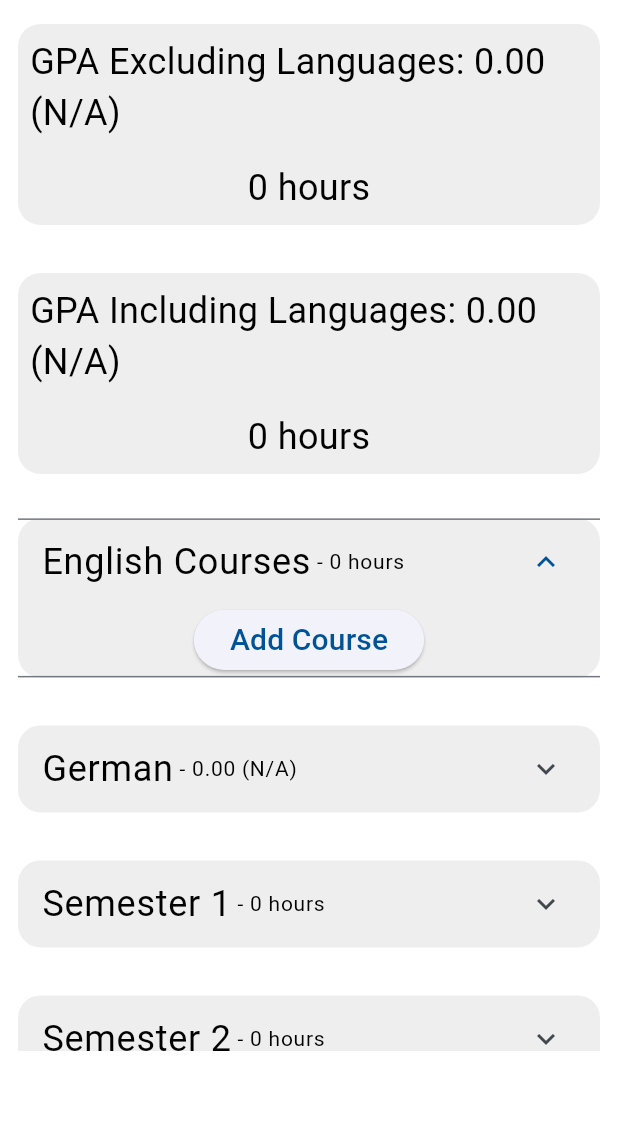
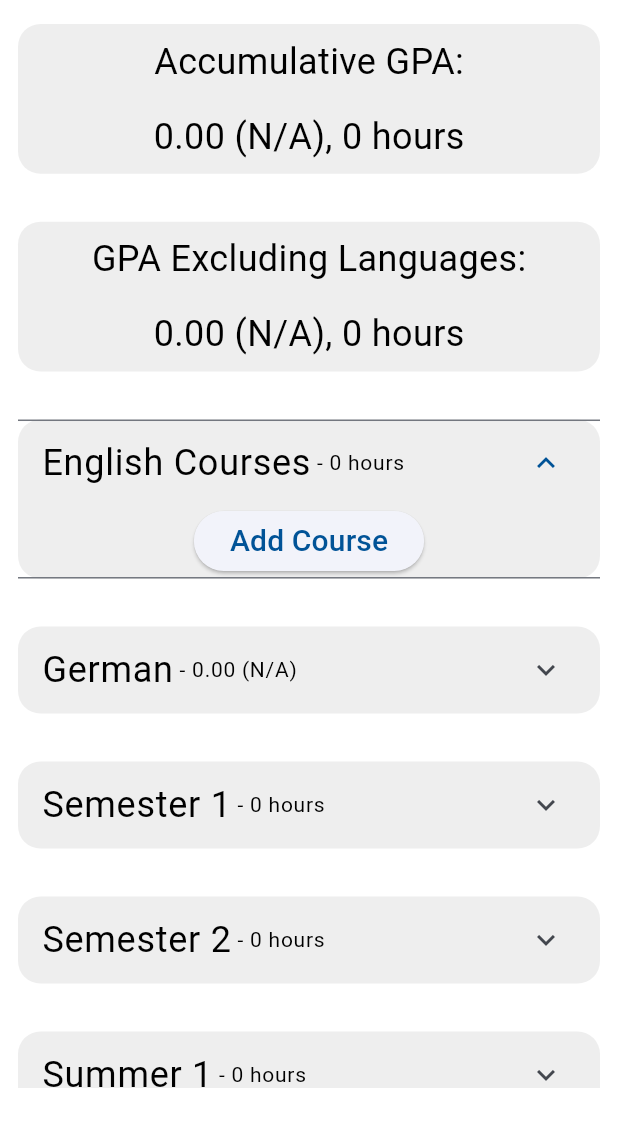
Before and after one commit to ziadsadek999/guc_gpa_calculator, a Flutter app: the screen it shows after launch, after a tap on "English Courses", on a phone screen of 412 x 824 dp, the part 84-1231 px from its top. Run offline on Flutter 3.47's test engine with Material 3 defaults, Android fonts, the phone set to English and light mode, and no system bars; our stand-ins replace drift, sqlite3_flutter_libs; missing offline and left inert: sqlite3; accounts and stored records are empty; generated files the repository leaves out were written again.

Commit message:
Further styling

```diff
--- a/lib/components/accumulative_gpa.dart
+++ b/lib/components/accumulative_gpa.dart
@@ -13,49 +13,24 @@ class AccumulativeGpaState extends State<AccumulativeGpa> {
   @override
   Widget build(BuildContext context) {
     return SizedBox(
-      height: MediaQuery.of(context).size.height * 0.4,
+      height: MediaQuery.of(context).size.height * 0.32,
       child: Column(
         children: [
-          StreamBuilder(
-              stream: Utils.getNormalGrade(),
-              builder: (BuildContext context, AsyncSnapshot<Grade> snapshot) {
-                if (snapshot.hasData) {
-                  return Container(
-                    margin: const EdgeInsets.fromLTRB(12, 16, 12, 16),
-                    decoration: BoxDecoration(
-                      borderRadius: BorderRadius.circular(15),
-                      color: Colors.grey[200],
-                    ),
-                    child: Column(
-                      children: [
-                        Padding(
-                          padding: const EdgeInsets.all(8.0),
-                          child: Text(
-                              "GPA Excluding Languages: ${(snapshot.data!.grade).toStringAsFixed(2)} (${Utils.getGrade(snapshot.data!.grade)})",
-                              style: TextStyle(
-                                  fontSize:
-                                      MediaQuery.textScaleFactorOf(context) *
-                                          24)),
-                        ),
-                        Padding(
-                          padding: const EdgeInsets.all(8.0),
-                          child: Text("${(snapshot.data!.hours)} hours",
-                              style: TextStyle(
-                                  fontSize:
-                                      MediaQuery.textScaleFactorOf(context) *
-                                          24)),
-                        ),
+          _buildAccGPACard("Accumulative GPA", Utils.getAllGrades()),
+          _buildAccGPACard("GPA Excluding Languages", Utils.getNormalGrade()),
         ],
       ),
     );
-                } else {
-                  return const Center(child: CircularProgressIndicator());
   }
-              }),
-          StreamBuilder(
-              stream: Utils.getAllGrades(),
-              builder:
-                  (BuildContext context, AsyncSnapshot<List<Grade>> snapshot) {
+
+  Widget _buildAccGPACard(String msg, Stream<List<Grade>> stream) {
+    double fontSize = const TextScaler.linear(1).scale(24);
+    return SizedBox(
+      width: MediaQuery.of(context).size.width,
+      height: MediaQuery.of(context).size.height * 0.16,
+      child: StreamBuilder(
+          stream: stream,
+          builder: (BuildContext context, AsyncSnapshot<List<Grade>> snapshot) {
             if (snapshot.hasData && snapshot.data!.isNotEmpty) {
               Grade total = Utils.aggregateGrades(snapshot.data!);
               return Container(
@@ -67,21 +42,15 @@ class AccumulativeGpaState extends State<AccumulativeGpa> {
                 child: Column(
                   children: [
                     Padding(
-                          padding: const EdgeInsets.all(8.0),
-                          child: Text(
-                              "GPA Including Languages: ${(total.grade).toStringAsFixed(2)} (${Utils.getGrade(total.grade)})",
-                              style: TextStyle(
-                                  fontSize:
-                                      MediaQuery.textScaleFactorOf(context) *
-                                          24)),
+                      padding: const EdgeInsets.all(8),
+                      child:
+                          Text("$msg:", style: TextStyle(fontSize: fontSize)),
                     ),
                     Padding(
-                          padding: const EdgeInsets.all(8.0),
-                          child: Text("${(total.hours)} hours",
-                              style: TextStyle(
-                                  fontSize:
-                                      MediaQuery.textScaleFactorOf(context) *
-                                          24)),
+                      padding: const EdgeInsets.all(8),
+                      child: Text(
+                          "${(total.grade).toStringAsFixed(2)} (${Utils.getGrade(total.grade)}), ${(total.hours)} hours",
+                          style: TextStyle(fontSize: fontSize)),
                     ),
                   ],
                 ),
@@ -89,9 +58,7 @@ class AccumulativeGpaState extends State<AccumulativeGpa> {
             } else {
               return const Center(child: CircularProgressIndicator());
             }
-              })
-        ],
-      ),
+          }),
     );
   }
 }
--- a/lib/database.dart
+++ b/lib/database.dart
@@ -96,9 +96,8 @@ class AppDatabase extends _$AppDatabase {
     });
   }
 
-  Stream<Grade> getNormalGrade() {
-    return (select(grades)..where((g) => g.name.equals("normal")))
-        .watchSingle();
+  Stream<List<Grade>> getNormalGrade() {
+    return (select(grades)..where((g) => g.name.equals("normal"))).watch();
   }
 
   Stream<Grade> getEnglishGrade() {
--- a/lib/home.dart
+++ b/lib/home.dart
@@ -26,7 +26,7 @@ class _MyHomePageState extends State<Home> {
           children: [
             const AccumulativeGpa(),
             SizedBox(
-              height: MediaQuery.of(context).size.height * 0.45,
+              height: MediaQuery.of(context).size.height * 0.56,
               child: StreamBuilder(
                   stream: Utils.getAllSemesters(),
                   builder: (BuildContext context,
@@ -45,34 +45,6 @@ class _MyHomePageState extends State<Home> {
                     }
                   }),
             )
-
-            // SingleChildScrollView(
-            //   child: prefix.Column(
-            //     children: [
-            //       StreamBuilder(
-            //           stream: Utils.getAllSemesters(),
-            //           builder: (BuildContext context,
-            //               AsyncSnapshot<List<Semester>> snapshot) {
-            //             if (snapshot.hasData) {
-            //               return prefix.Column(
-            //                 children: [
-            //                   ...snapshot.data!
-            //                       .map((semester) =>
-            //                           SemesterWidget(semester: semester))
-            //                       .toList(),
-            //                   SizedBox(
-            //                       height:
-            //                           MediaQuery.of(context).size.height * 0.1),
-            //                 ],
-            //               );
-            //             } else {
-            //               return const Center(
-            //                   child: CircularProgressIndicator());
-            //             }
-            //           })
-            //     ],
-            //   ),
-            // ),
           ],
         ));
   }
--- a/lib/utils.dart
+++ b/lib/utils.dart
@@ -84,7 +84,7 @@ class Utils {
     return db.getAllCourses();
   }
 
-  static Stream<Grade> getNormalGrade() {
+  static Stream<List<Grade>> getNormalGrade() {
     return db.getNormalGrade();
   }
 
```
Lines whose indentation alone changed are shown as unchanged.
